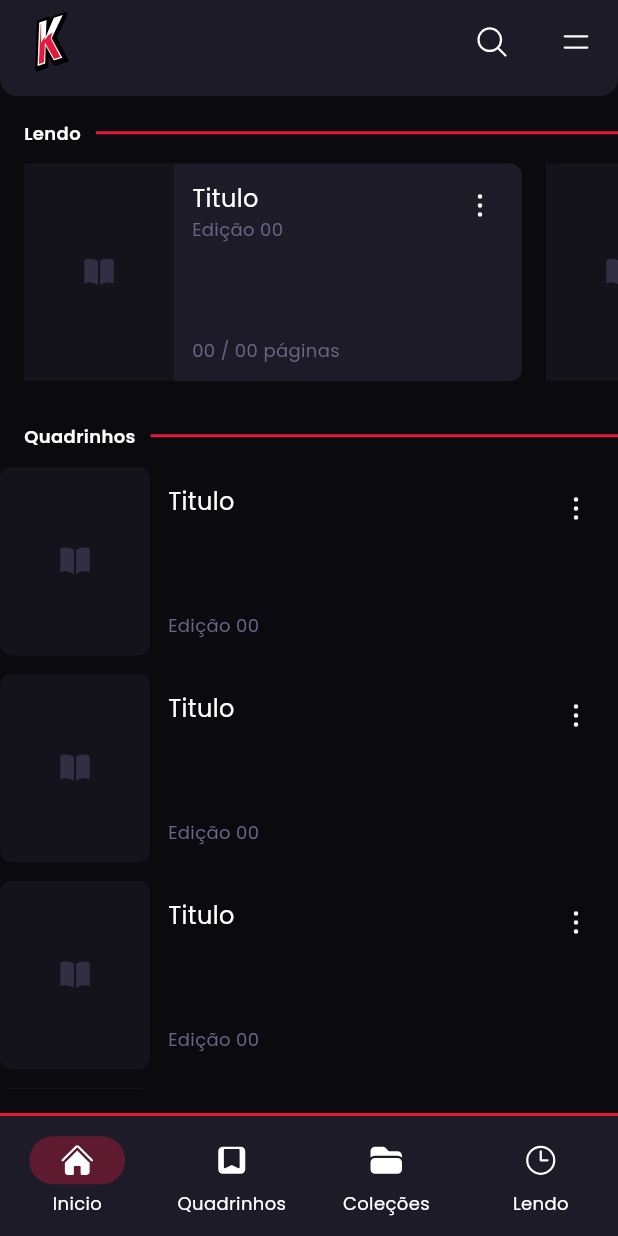
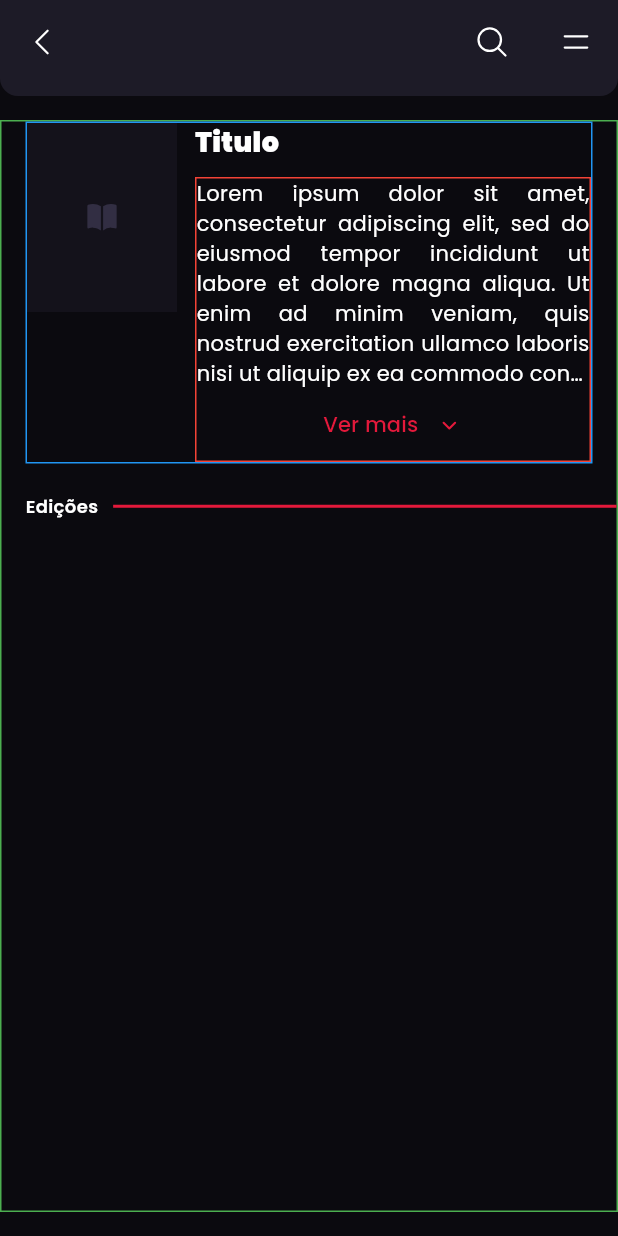
Before and after one commit to mikael-st/komik, a Flutter app: the screen it shows after launch, on a phone screen of 412 x 824 dp. Run offline on Flutter 3.47's test engine with Material 3 defaults, Android fonts, the phone set to English and light mode, and no system bars; our stand-ins replace flutter_svg, google_fonts, heroicons.

Commit message:
feat: added ComicThumb and text details into CollectionInfoPage

```diff
--- a/lib/assets/typography.dart
+++ b/lib/assets/typography.dart
@@ -5,6 +5,17 @@ class KomikTypography {
   static TextStyle get base => TextStyle(
     fontSize: 14,
     color: Palette.white,
+  );
+
+  static TextStyle get see_more => TextStyle(
+    fontSize: 14,
+    color: Palette.details,
+  );
+
+  static TextStyle get title => TextStyle(
+    fontSize: 18,
+    color: Palette.white,
+    fontWeight: FontWeight.w900
   );
 
   static TextStyle get label => TextStyle(
--- /dev/null
+++ b/lib/components/buttons/see_more.dart
@@ -0,0 +1,28 @@
+import 'package:flutter/material.dart';
+import 'package:heroicons/heroicons.dart';
+import 'package:komik/assets/palette.dart';
+import 'package:komik/assets/typography.dart';
+
+class SeeMoreBtn extends StatelessWidget {
+  const SeeMoreBtn({super.key});
+
+  @override
+  Widget build(BuildContext context) {
+    return TextButton.icon(
+      onPressed: (){
+        print("See More");
+      },
+      style: TextButton.styleFrom(
+        padding: EdgeInsets.all(0),
+        minimumSize: Size(double.infinity, 14)
+      ),
+      iconAlignment: IconAlignment.end,
+      icon: HeroIcon(
+        HeroIcons.chevronDown,
+        color: Palette.details,
+        style: HeroIconStyle.micro,
+      ),
+      label: Text('Ver mais ', style: KomikTypography.see_more),
+    );
+  }
+}
--- a/lib/components/cards/comic_card.dart
+++ b/lib/components/cards/comic_card.dart
@@ -6,17 +6,25 @@ import 'package:komik/components/cards/comic_thumb.dart';
 class ComicCard extends StatelessWidget {
   final String title;
   final String subtitle;
+  final Function() callback;
   const ComicCard({
     super.key,
     required this.title,
-    required this.subtitle
+    required this.subtitle,
+    required this.callback
   });
 
   @override
   Widget build(BuildContext context) {
-    return Container(
-      height: 126,
-      child: _content(),
+    return GestureDetector(
+        onTap: () {
+          callback();
+          print('OPEN');
+        },
+        child: Container(
+          height: 126,
+          child: _content(),
+      ),
     );
   }
 
--- a/lib/components/cards/comic_thumb.dart
+++ b/lib/components/cards/comic_thumb.dart
@@ -10,7 +10,7 @@ class ComicThumb extends StatelessWidget {
     return Container(
       color: Palette.card,
       width: 100,
-      height: double.infinity,
+      height: 126,
       child: HeroIcon(
         HeroIcons.bookOpen,
         style: HeroIconStyle.solid,
--- a/lib/main.dart
+++ b/lib/main.dart
@@ -4,6 +4,7 @@ import 'package:heroicons/heroicons.dart';
 import 'package:komik/assets/icons/logo.dart';
 import 'package:komik/assets/palette.dart';
 import 'package:komik/components/tool-bars/tool_bar.dart';
+import 'package:komik/pages/collection_info.dart';
 import 'package:komik/pages/collections_page.dart';
 import 'package:komik/pages/comics_page.dart';
 import 'package:komik/pages/library_page.dart';
@@ -43,10 +44,11 @@ class _KomikAppState extends State<KomikApp> {
         fontFamily: 'Poppins',
         useMaterial3: true,
       ),
-      initialRoute: '/',
+      initialRoute: '/collection',
       routes: {
         '/': (context) => _app(),
         '/search': (context) => SearchPage(),
+        '/collection': (context) => CollectionInfoPage(),
       },
     );
   }
--- /dev/null
+++ b/lib/pages/collection_info.dart
@@ -0,0 +1,98 @@
+import 'package:flutter/material.dart';
+import 'package:komik/assets/typography.dart';
+import 'package:komik/components/buttons/go_back_btn.dart';
+import 'package:komik/components/buttons/see_more.dart';
+import 'package:komik/components/cards/comic_thumb.dart';
+import 'package:komik/components/devider/section_devider.dart';
+import 'package:komik/components/tool-bars/tool_bar.dart';
+
+class CollectionInfoPage extends StatelessWidget {
+
+  const CollectionInfoPage({super.key});
+
+  @override
+  Widget build(BuildContext context) {
+    return Scaffold(
+        appBar: ToolBar(
+          leading: GoBackBtn(),
+        ),
+        body: Container(
+          height: double.infinity,
+          decoration: BoxDecoration(
+            border: Border.all(color: Colors.green, width: 1)
+          ),
+          margin: EdgeInsets.symmetric(vertical: 16),
+          child: SingleChildScrollView(
+            clipBehavior: Clip.none,
+            child: Column(
+              spacing: 20,
+              children: [
+                _infos(),
+                _comics()
+              ],
+            )
+          )
+        ),
+    );
+  }
+
+  Widget _infos(){
+    return Container(
+      margin: EdgeInsets.symmetric(horizontal: 16),
+      decoration: BoxDecoration(
+          border: Border.all(color: Colors.blue, width: 1)
+        ),
+      child: Row(
+        crossAxisAlignment: CrossAxisAlignment.start,
+        spacing: 12,
+        children: [
+          ComicThumb(),
+          _details()
+        ],
+      ),
+    );
+  }
+
+  Widget _details(){
+    final title = Text('Titulo', style: KomikTypography.title,);
+    final description = Text(
+      'Lorem ipsum dolor sit amet, consectetur adipiscing elit, sed do eiusmod tempor incididunt ut labore et dolore magna aliqua. Ut enim ad minim veniam, quis nostrud exercitation ullamco laboris nisi ut aliquip ex ea commodo consequat. Duis aute irure dolor in reprehenderit in voluptate velit esse cillum dolore eu fugiat nulla pariatur. Excepteur sint occaecat cupidatat non proident, sunt in culpa qui officia deserunt mollit anim id est laborum.',
+      overflow: TextOverflow.ellipsis,
+      maxLines: 7,
+      textAlign: TextAlign.justify,
+      style: KomikTypography.base,
+    );
+
+    final descriptionCard =Container(
+        decoration: BoxDecoration(
+          border: Border.all(color: Colors.red, width: 1)
+        ),
+        child: Column(
+          children: [
+            description,
+            SeeMoreBtn()
+          ],
+        )
+      );
+
+    return Expanded(
+      child: Column(
+        mainAxisSize: MainAxisSize.max,
+        crossAxisAlignment: CrossAxisAlignment.start,
+        spacing: 10,
+        children: [
+          title,
+          descriptionCard
+        ],
+      ),
+    );
+  }
+
+  Widget _comics(/* Widget card */) {
+    return Column(
+      children: [
+        SectionDevider(text: 'Edições')
+      ],
+    );
+  }
+}
--- a/lib/pages/collections_page.dart
+++ b/lib/pages/collections_page.dart
@@ -17,6 +17,7 @@ class CollectionsPage extends StatelessWidget {
             (index) => ComicCard(
               title: 'Titulo',
               subtitle: '00 - 00 edições',
+              callback: () => Navigator.pushReplacementNamed(context, '/collection'),
             )
           ),
         )
--- a/lib/pages/comics_page.dart
+++ b/lib/pages/comics_page.dart
@@ -17,6 +17,7 @@ class ComicsPage extends StatelessWidget {
             (index) => ComicCard(
               title: 'Title',
               subtitle: 'Edição 00',
+              callback: () => print('Open Comic Reader')/* Navigator.pushReplacementNamed(context, 'collection-info') */,
             )
           ),
         )
--- a/lib/pages/library_page.dart
+++ b/lib/pages/library_page.dart
@@ -56,6 +56,7 @@ class LibraryPage extends StatelessWidget {
             (index) => ComicCard(
               title: 'Titulo',
               subtitle: 'Edição 00',
+              callback: () => print('Open Comic Reader')/* Navigator.pushReplacementNamed(context, 'collection-info') */,
             )
           )
         )
--- a/pubspec.yaml
+++ b/pubspec.yaml
@@ -57,7 +57,6 @@ flutter:
   # the material Icons class.
   uses-material-design: true
 
-  # To add assets to your application, add an assets section, like this:
   assets:
     - assets/icons/
 
```
